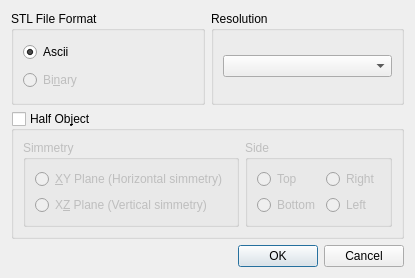
Old version of the form bulbcalculator/Ui/ExportSTL.ui in the repository mgian/bulbcalculator.
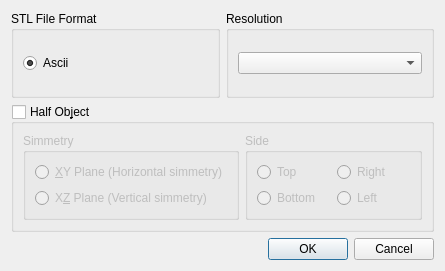
New version of the form.

Commit message: Fix for wrong STL export and removed binary STL export

What changed in the file:
```diff
--- a/bulbcalculator/Ui/ExportSTL.ui
+++ b/bulbcalculator/Ui/ExportSTL.ui
@@ -6,8 +6,8 @@
    <rect>
     <x>0</x>
     <y>0</y>
-    <width>364</width>
-    <height>278</height>
+    <width>445</width>
+    <height>271</height>
    </rect>
   </property>
   <property name="windowTitle">
@@ -30,16 +30,6 @@
         </property>
        </widget>
       </item>
-      <item>
-       <widget class="QRadioButton" name="RB_BinaryFormat">
-        <property name="enabled">
-         <bool>false</bool>
-        </property>
-        <property name="text">
-         <string>Bi&amp;nary</string>
-        </property>
-       </widget>
-      </item>
      </layout>
     </widget>
    </item>
```
The commit also changes 3 other files.
